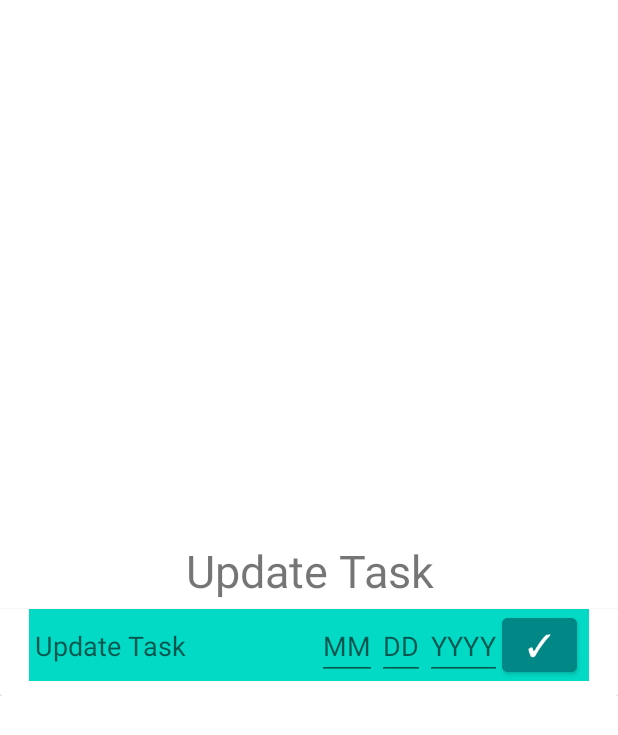
After one commit to longjichen1/codepath_android_prework, an Android app: the MainActivity2 screen opened directly, with no data from a screen before it, on a phone screen of 412 x 824 dp. The commit adds this screen. Shown: the top 735 px of the screen. Run offline under Robolectric (Android 15) with nearby library versions, the phone set to English and light mode, and no system bars; our stand-ins replace navigation-ui.

Commit message:
semi working edit, db needs fixes

```diff
--- a/app/build.gradle
+++ b/app/build.gradle
@@ -30,6 +30,9 @@ android {
     kotlinOptions {
         jvmTarget = '1.8'
     }
+    buildFeatures {
+        viewBinding true
+    }
 }
 
 dependencies {
@@ -41,6 +44,8 @@ dependencies {
 
     // Read and write files
     implementation 'commons-io:commons-io:2.11.0'
+    implementation 'androidx.navigation:navigation-fragment-ktx:2.4.0'
+    implementation 'androidx.navigation:navigation-ui-ktx:2.4.0'
 
     testImplementation 'junit:junit:4.13.2'
     androidTestImplementation 'androidx.test.ext:junit:1.1.3'
--- a/app/src/main/AndroidManifest.xml
+++ b/app/src/main/AndroidManifest.xml
@@ -10,6 +10,11 @@
         android:supportsRtl="true"
         android:theme="@style/Theme.ToDoApp">
         <activity
+            android:name=".MainActivity2"
+            android:exported="false"
+            android:label="@string/title_activity_main2"
+            android:theme="@style/Theme.ToDoApp.NoActionBar" />
+        <activity
             android:name=".MainActivity"
             android:exported="true">
             <intent-filter>
--- /dev/null
+++ b/app/src/main/java/com/example/todoapp/MainActivity2.kt
@@ -0,0 +1,70 @@
+package com.example.todoapp
+
+import android.content.ContentValues
+import android.os.Bundle
+import android.util.Log
+import android.widget.Button
+import android.widget.EditText
+import com.google.android.material.snackbar.Snackbar
+import androidx.appcompat.app.AppCompatActivity
+import androidx.navigation.findNavController
+import androidx.navigation.ui.AppBarConfiguration
+import androidx.navigation.ui.navigateUp
+import androidx.navigation.ui.setupActionBarWithNavController
+import com.example.todoapp.databinding.ActivityMain2Binding
+import org.w3c.dom.Text
+
+class MainActivity2 : AppCompatActivity() {
+
+    private lateinit var appBarConfiguration: AppBarConfiguration
+
+
+    override fun onCreate(savedInstanceState: Bundle?) {
+        super.onCreate(savedInstanceState)
+        val intent = getIntent()
+
+        val position = intent.getIntExtra("HI", 0)
+        val ds = helper.readableDatabase
+        Log.e("OPS", position.toString())
+
+        val k = ds.rawQuery("SELECT TASK FROM TASKCARDS WHERE TASKCARDID='$position' AND TASK='asdf' AND DAY!='-1'", null)
+
+        Log.e("adf", k.columnNames.size.toString())
+        k.moveToFirst()
+//        Log.i("INTENT EXTRA", k.getString(0))
+        //delete at position, insert new at position
+//        val card = listOfCards[position]
+        setContentView(R.layout.dialog_layout)
+        val viewButton = findViewById<Button>(R.id.editContent)
+        val textField:EditText = findViewById(R.id.editTaskField)
+        val dayField: EditText = findViewById(R.id.editTextDate)
+        val monthField: EditText = findViewById(R.id.editTextMonth)
+        val yearField: EditText = findViewById(R.id.editTextYear)
+        val origTask = textField.text.toString()
+//        textField.setText(k.getString(0))
+
+        Log.e("adf", k.columnNames.size.toString())
+
+        viewButton.setOnClickListener{
+//
+//
+                val card = TaskCard(textField.text.toString(), 0, 0, 0)
+                var cv = ContentValues()
+
+                cv.put("TASK", card.task)
+                cv.put("DAY", card.day)
+                cv.put("MONTH", card.month)
+                cv.put("YEAR", card.year)
+
+                val db = MyDBHelper(applicationContext)
+                val dbs = db.writableDatabase
+                ds.delete("TASKCARDS", "TASKCARDID='$position'", null)
+
+                dbs.insert("TASKCARDS", null, cv)
+                setResult(2, intent)
+                finish()
+//
+//            Log.i("hi", "RUN")
+        }
+    }
+}
--- /dev/null
+++ b/app/src/main/res/layout/dialog_layout.xml
@@ -0,0 +1,78 @@
+<?xml version="1.0" encoding="utf-8"?>
+
+    <LinearLayout
+    android:allowBackup="false"
+        xmlns:android="http://schemas.android.com/apk/res/android"
+        android:orientation="vertical"
+        android:layout_width="match_parent"
+        android:layout_gravity="center_vertical"
+        android:layout_height="wrap_content">
+        <TextView
+            android:layout_width="match_parent"
+            android:layout_height="wrap_content"
+            android:text="Update Task"
+            android:gravity="center"
+            android:textSize="30sp"
+            android:layout_marginBottom="5dp"/>
+        <androidx.cardview.widget.CardView
+            android:id="@+id/editCard"
+            android:layout_gravity="center_horizontal"
+            android:layout_width="match_parent"
+            android:layout_height="wrap_content">
+
+        <LinearLayout
+            android:layout_width="wrap_content"
+            android:layout_gravity="center_horizontal"
+            android:layout_marginBottom="10dp"
+            android:background="@color/teal_200"
+            android:layout_height="wrap_content">
+
+            <EditText
+                android:id="@+id/editTaskField"
+                android:layout_width="wrap_content"
+                android:layout_height="wrap_content"
+                android:ems="9"
+                android:hint="Update Task"
+                android:layout_gravity="bottom"
+                android:inputType="text"
+                />
+
+            <EditText
+                android:id="@+id/editTextMonth"
+                android:layout_width="wrap_content"
+                android:layout_height="wrap_content"
+                android:hint="MM"
+                android:layout_gravity="bottom"
+                android:inputType="date" />
+            <EditText
+                android:id="@+id/editTextDate"
+                android:layout_width="wrap_content"
+                android:layout_height="wrap_content"
+                android:hint="DD"
+                android:layout_gravity="bottom"
+                android:inputType="date" />
+            <EditText
+                android:id="@+id/editTextYear"
+                android:layout_width="wrap_content"
+                android:layout_height="wrap_content"
+
+                android:hint="YYYY"
+                android:layout_gravity="bottom"
+                android:inputType="date" />
+            <Button
+                android:id="@+id/editContent"
+                android:layout_width="50dp"
+                android:layout_height="wrap_content"
+                android:layout_marginEnd="8dp"
+                android:backgroundTint="@color/teal_700"
+                android:textSize="20sp"
+                android:layout_gravity="bottom"
+
+                android:inputType="textPersonName"
+                android:text="✓" />
+
+        </LinearLayout>
+
+    </androidx.cardview.widget.CardView>
+
+    </LinearLayout>
--- /dev/null
+++ b/app/src/main/res/values-land/dimens.xml
@@ -0,0 +1,3 @@
+<resources>
+    <dimen name="fab_margin">48dp</dimen>
+</resources>
--- /dev/null
+++ b/app/src/main/res/values-w1240dp/dimens.xml
@@ -0,0 +1,3 @@
+<resources>
+    <dimen name="fab_margin">200dp</dimen>
+</resources>
--- /dev/null
+++ b/app/src/main/res/values-w600dp/dimens.xml
@@ -0,0 +1,3 @@
+<resources>
+    <dimen name="fab_margin">48dp</dimen>
+</resources>
--- /dev/null
+++ b/app/src/main/res/values/dimens.xml
@@ -0,0 +1,3 @@
+<resources>
+    <dimen name="fab_margin">16dp</dimen>
+</resources>
--- a/app/src/main/res/values/themes.xml
+++ b/app/src/main/res/values/themes.xml
@@ -13,4 +13,13 @@
         <item name="android:statusBarColor" tools:targetApi="l">?attr/colorPrimaryVariant</item>
         <!-- Customize your theme here. -->
     </style>
+
+    <style name="Theme.ToDoApp.NoActionBar">
+        <item name="windowActionBar">false</item>
+        <item name="windowNoTitle">true</item>
+    </style>
+
+    <style name="Theme.ToDoApp.AppBarOverlay" parent="ThemeOverlay.AppCompat.Dark.ActionBar" />
+
+    <style name="Theme.ToDoApp.PopupOverlay" parent="ThemeOverlay.AppCompat.Light" />
 </resources>
```
Also changed, not shown: app/src/main/java/com/example/todoapp/FirstFragment.kt (added, +44 -0 lines), app/src/main/java/com/example/todoapp/MainActivity.kt (+68 -12 lines), app/src/main/java/com/example/todoapp/SecondFragment.kt (added, +44 -0 lines), app/src/main/res/layout/activity_main.xml (+4 -3 lines), app/src/main/res/layout/activity_main2.xml (added, +34 -0 lines), app/src/main/res/layout/content_main.xml (added, +19 -0 lines), app/src/main/res/layout/fragment_first.xml (added, +28 -0 lines), app/src/main/res/layout/fragment_second.xml (added, +27 -0 lines), app/src/main/res/navigation/nav_graph.xml (added, +28 -0 lines), app/src/main/res/values/strings.xml (+9 -0 lines).
